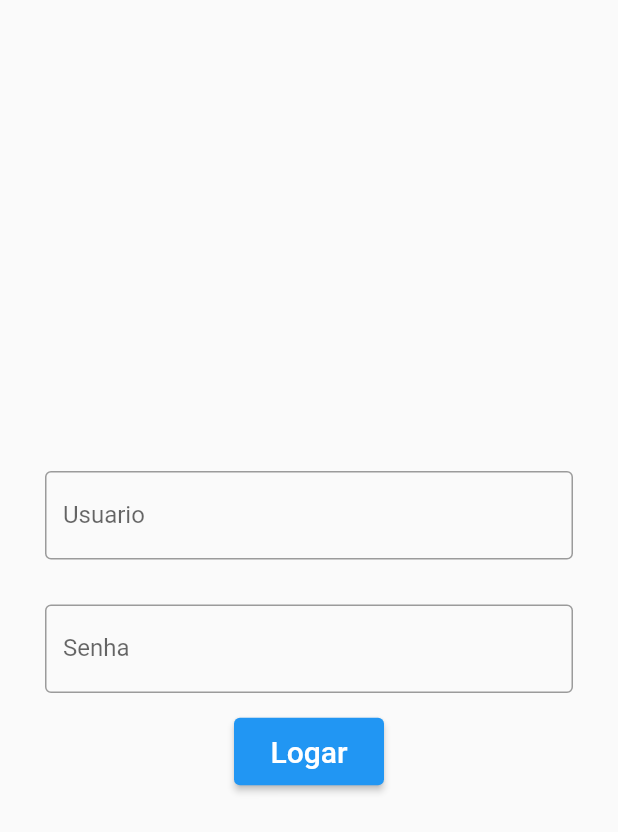
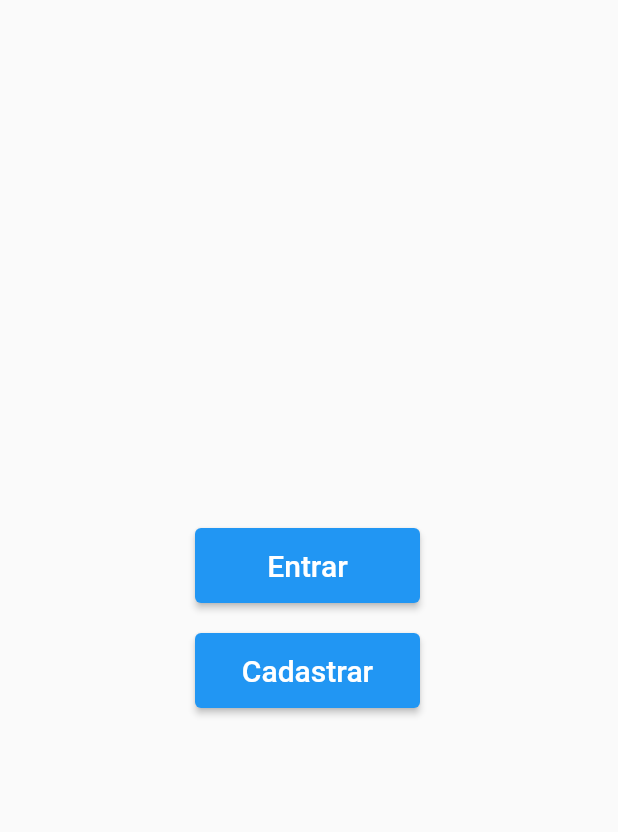
Before and after one commit to JoaoCampos767/Flutter, a Flutter app: the screen it shows after launch, on a phone screen of 412 x 824 dp. Shown: the top 832 px of the screen. Run offline on Flutter 3.47's test engine with Material 2 defaults, Android fonts, the phone set to English and light mode, and no system bars; our stand-ins replace shared_preferences, sqflite; missing offline and left inert: dart:html, flutter_youtube; accounts and stored records are empty.

Commit message:
Ajustando Home e tela de Cadastro

```diff
--- a/loginn/lib/home_page.dart
+++ b/loginn/lib/home_page.dart
@@ -1,6 +1,7 @@
 import 'dart:html';
-
 import 'package:flutter/material.dart';
+import 'package:loginn/cadastro.dart';
+import 'package:loginn/login.dart';
 
 class HomePage extends StatefulWidget {
   @override
@@ -12,40 +13,37 @@ class _HomePageState extends State<HomePage> {
   Widget build(BuildContext context) {
     return Scaffold(
       body: Padding(
-        padding: const EdgeInsets.all(15),
+        padding: const EdgeInsets.all(130),
         child: Column(
           mainAxisAlignment: MainAxisAlignment.center,
-          children: <Widget>[
-            const Padding(
-              padding: EdgeInsets.all(15),
-              child: TextField(
-                decoration: InputDecoration(
-                  border: OutlineInputBorder(),
-                  labelText: 'Usuario',
-                  hintText: 'Digite seu Usuario',
-                ),
+          // ignore: prefer_const_literals_to_create_immutables
+          children: [
+            ElevatedButton(
+              onPressed: () {
+                Navigator.push(
+                    context, MaterialPageRoute(builder: (context) => Login()));
+              },
+              style: const ButtonStyle(
+                minimumSize: MaterialStatePropertyAll(Size(150, 50)),
+              ),
+              child: const Text(
+                'Entrar',
+                style: TextStyle(fontSize: 20),
               ),
             ),
-            const Padding(
-              padding: EdgeInsets.all(15),
-              child: TextField(
-                obscureText: true,
-                decoration: InputDecoration(
-                  border: OutlineInputBorder(),
-                  labelText: 'Senha',
-                  hintText: 'Digite sua senha',
+            const Padding(padding: EdgeInsets.all(10)),
+            ElevatedButton(
+                onPressed: () {
+                  Navigator.push(context,
+                      MaterialPageRoute(builder: (context) => Cadastrar()));
+                },
+                style: const ButtonStyle(
+                  minimumSize: MaterialStatePropertyAll(Size(150, 50)),
                 ),
-              ),
-            ),
-            ElevatedButton(
-              style: const ButtonStyle(
-                  minimumSize: MaterialStatePropertyAll(Size(100, 45))),
-              child: const Text(
-                'Logar',
-                style: TextStyle(fontSize: 20),
-              ),
-              onPressed: () {},
-            )
+                child: const Text(
+                  'Cadastrar',
+                  style: TextStyle(fontSize: 20),
+                ))
           ],
         ),
       ),
```
Also changed, not shown: loginn/lib/cadastro.dart (added, +74 -0 lines), loginn/lib/login.dart (added, +56 -0 lines).
